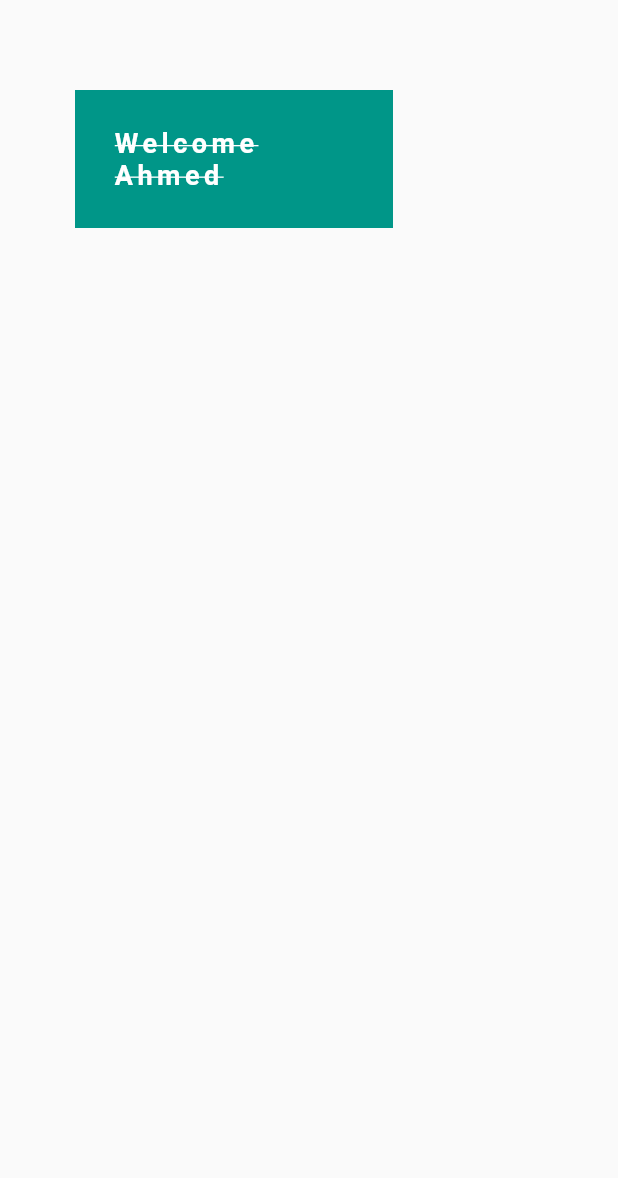
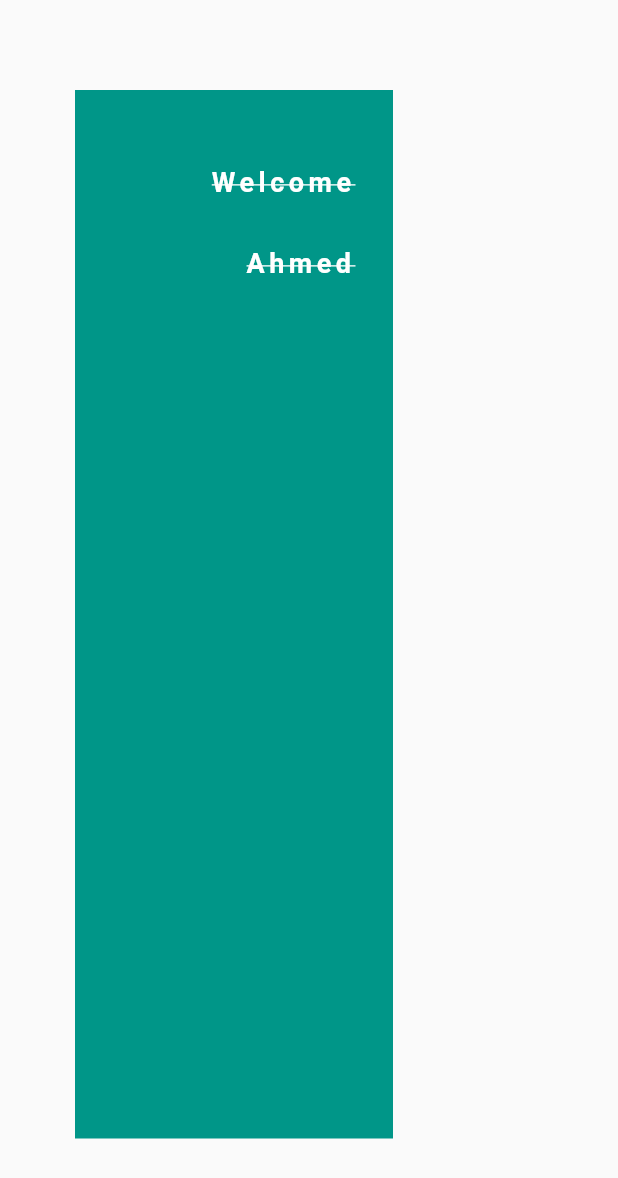
Before and after one commit to Mohammedazzam/flutter_app_002, a Flutter app: the screen it shows after launch, on a phone screen of 412 x 824 dp. Shown: the top 1178 px of the screen. Run offline on Flutter 3.47's test engine with Material 2 defaults, Android fonts, the phone set to English and light mode, and no system bars.

Commit message:
5.10(عمل عدد من التصميمات)

```diff
--- a/lib/main.dart
+++ b/lib/main.dart
@@ -22,16 +22,23 @@ class HomeScreen extends StatelessWidget {
     return Scaffold(
       body: Container(
         color: Colors.teal,
+//        width:350,
+        width:double.infinity,
+//        height: 350,
+        height: double.infinity,
 //        margin: EdgeInsets.all(30),
 //        margin: EdgeInsets.only(left: 50,top: 60),
         margin: EdgeInsets.only(left: 50,right: 150 ,top: 60,bottom: 65),
         padding: EdgeInsets.all(25),
-        child: Text("Welcome Ahmed", style: TextStyle(
+        child: Text("Welcome Ahmed",
+          textAlign: TextAlign.right,
+          style: TextStyle(
           color: Colors.white,
           fontSize: 18,
           fontWeight: FontWeight.bold,
           letterSpacing: 3,
-          decoration: TextDecoration.lineThrough
+          decoration: TextDecoration.lineThrough,
+            height: 3
 
         ),),
       ),
```
